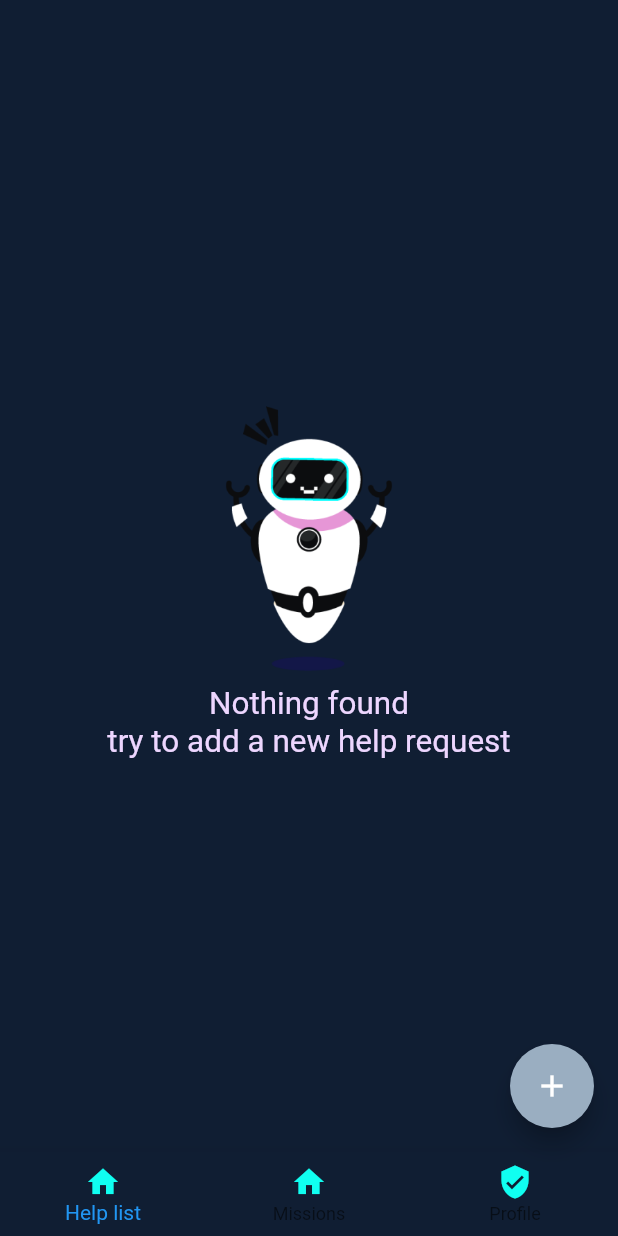
After one commit to Alifyz/flutter-hackathon-2020, a Flutter app: the HelpListPage screen opened directly, on a phone screen of 412 x 824 dp. The commit adds this screen. Run offline on Flutter 3.47's test engine with Material 2 defaults, Android fonts, the phone set to English and light mode, and no system bars; our stand-ins replace flutter_swiper, google_fonts.

Commit message:
final touches I swear

```diff
--- /dev/null
+++ b/lib/pages/empty_page.dart
@@ -0,0 +1,29 @@
+import 'package:flutter/material.dart';
+import 'package:flutter_hackathon/styles/text.dart';
+
+class EmptyPage extends StatelessWidget {
+  const EmptyPage({
+    Key key,
+  }) : super(key: key);
+
+  @override
+  Widget build(BuildContext context) {
+    return Center(
+      child: Column(
+        mainAxisAlignment: MainAxisAlignment.center,
+        children: [
+          Image.asset(
+            'images/empty.png',
+            width: 196,
+            height: 196,
+          ),
+          Text(
+            'Nothing found\ntry to add a new help request',
+            textAlign: TextAlign.center,
+            style: TypographyStyle.defaultTextTheme.copyWith(fontSize: 21),
+          )
+        ],
+      ),
+    );
+  }
+}
```
Also changed, not shown: lib/pages/help_list_page.dart (+2 -28 lines).
